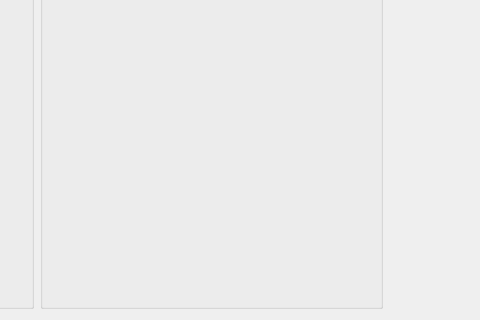
Old version of the form widget.ui in the repository veodev/camera_android; both pictures show x 320 to 800 and y 160 to 480 of the 800 by 480 pixel window.
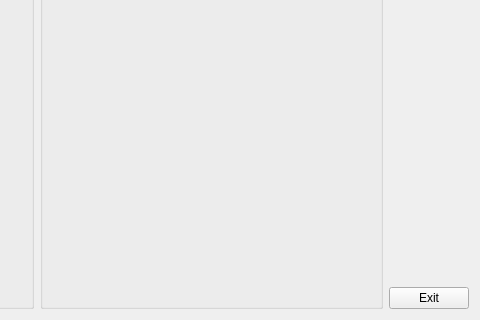
New version of the form.

```diff
--- a/widget.ui
+++ b/widget.ui
@@ -80,6 +80,13 @@
        </property>
       </spacer>
      </item>
+     <item>
+      <widget class="QPushButton" name="exitButton">
+       <property name="text">
+        <string>Exit</string>
+       </property>
+      </widget>
+     </item>
     </layout>
    </item>
   </layout>
```
